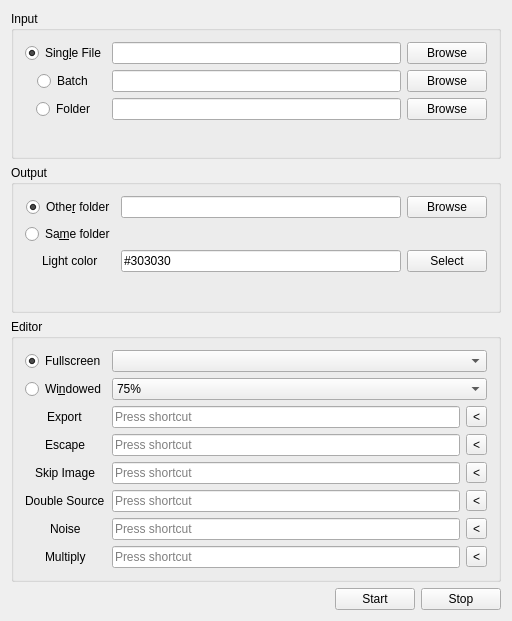
The window that mainwindow.ui (cmdrkotori/darkcropper) describes before a commit, drawn with Qt 5.
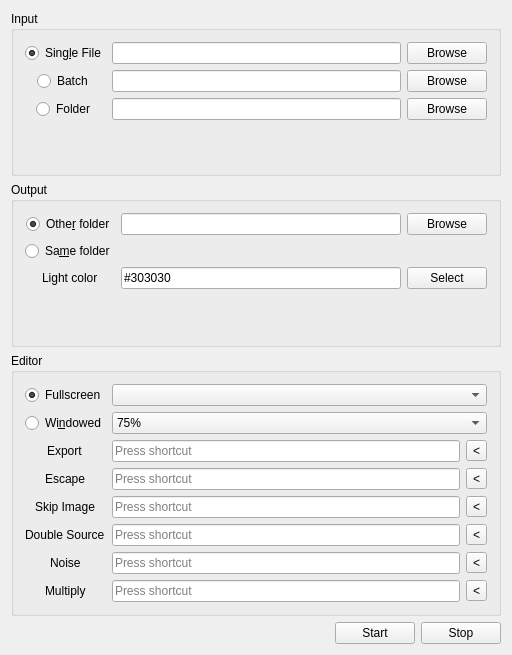
The same window after the commit. Icons and pictures are not drawn.

Commit message:
resources: add window icon
Designed by loosely following the breeze icon guidelines, specifically
the vlc icon.  I'm no graphics designer, the gray background looks a
little large?

Patch:
```diff
--- a/mainwindow.ui
+++ b/mainwindow.ui
@@ -7,7 +7,7 @@
     <x>0</x>
     <y>0</y>
     <width>512</width>
-    <height>621</height>
+    <height>655</height>
    </rect>
   </property>
   <property name="windowTitle">
```
Left out of the diff: 8 changed lines with no effect on the pictures. The commit also changes 4 other files.
